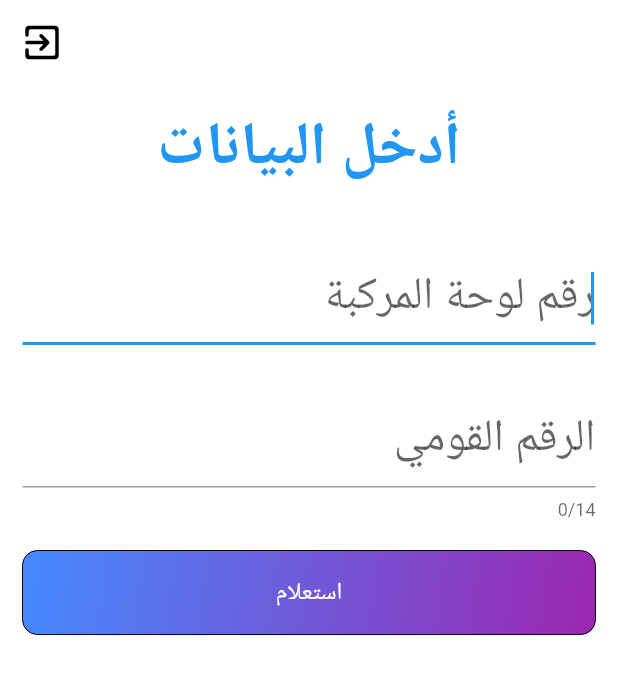
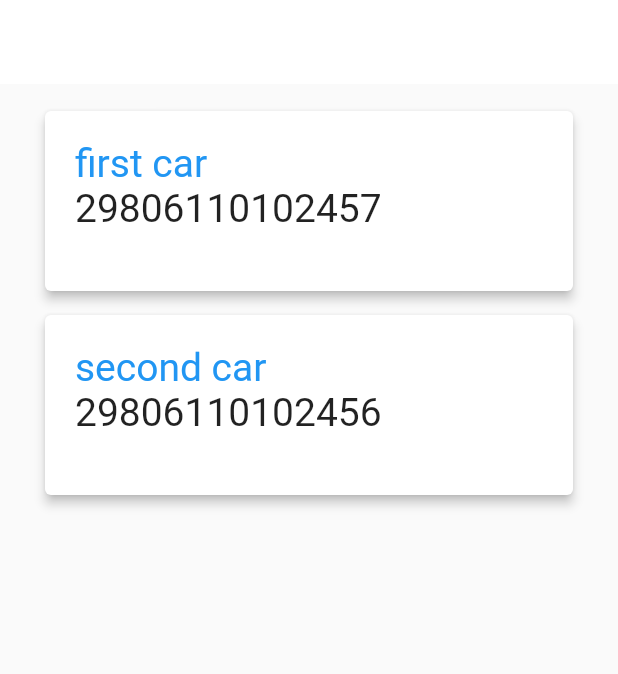
Before and after one commit to omar11698/highway_gates, a Flutter app: the screen it shows after launch, on a phone screen of 412 x 824 dp. Shown: the top 674 px of the screen. Run offline on Flutter 3.47's test engine with Material 2 defaults, Android fonts, the phone set to English and light mode, and no system bars; our stand-ins replace bloc, camera, cloud_firestore, dartz, date_time_picker, equatable and 8 more; missing offline and left inert: datepicker_dropdown, flutter_facebook_auth; accounts and stored records are empty.

Commit message:
last commit

```diff
--- a/lib/Authentication_feature/data/data_sources/firebase/firebase_auth.dart
+++ b/lib/Authentication_feature/data/data_sources/firebase/firebase_auth.dart
@@ -5,7 +5,6 @@ import 'package:flutter/cupertino.dart';
 import 'package:flutter_facebook_auth/flutter_facebook_auth.dart';
 import 'package:google_sign_in/google_sign_in.dart';
 import 'package:highway_gates/Authentication_feature/data/models/user_model.dart';
-import 'package:highway_gates/Core/DI/dependency_injection.dart';
 
 
 abstract class FirebaseAuthentication {
--- a/lib/Authentication_feature/presentation/pages/signup_screen.dart
+++ b/lib/Authentication_feature/presentation/pages/signup_screen.dart
@@ -3,9 +3,9 @@ import 'package:flutter_bloc/flutter_bloc.dart';
 import 'package:highway_gates/Authentication_feature/presentation/manager/signup_screen_bloc/signup_screen_bloc.dart';
 import 'package:highway_gates/Authentication_feature/presentation/widgets/default_button.dart';
 import 'package:highway_gates/Authentication_feature/presentation/widgets/login_textformfield.dart';
-import 'package:highway_gates/Core/DI/dependency_injection.dart';
 import 'package:highway_gates/Core/constants/colors.dart';
 import 'package:highway_gates/Core/router/navigation_router.dart';
+import '../../../Core/DI/dependency_injection.dart';
 import '../../../Core/constants/png_images.dart';
 import '../../../Core/constants/strings.dart';
 import '../widgets/google_facebook_card.dart';
--- a/lib/Core/DI/dependency_injection.dart
+++ b/lib/Core/DI/dependency_injection.dart
@@ -9,10 +9,14 @@ import 'package:highway_gates/Authentication_feature/domain/use_cases/login_with
 import 'package:highway_gates/Authentication_feature/domain/use_cases/signout_usecase.dart';
 import 'package:highway_gates/Authentication_feature/presentation/manager/login_screen_bloc/login_screen_bloc.dart';
 import 'package:highway_gates/Authentication_feature/presentation/manager/signup_screen_bloc/signup_screen_bloc.dart';
+import 'package:shared_preferences/shared_preferences.dart';
 
 final instance = GetIt.instance;
 Future<void> intiAppModule()async{
-
+  // shared preferences
+  final SharedPreferences prefs = await SharedPreferences.getInstance();
+  instance.registerLazySingleton<SharedPreferences>(
+          () =>prefs);
 // remote data source
   instance.registerLazySingleton<FirebaseAuthentication>(
           () =>FirebaseAuthImpl());
--- a/lib/Core/router/navigation_router.dart
+++ b/lib/Core/router/navigation_router.dart
@@ -7,6 +7,7 @@ import 'package:highway_gates/Authentication_feature/presentation/pages/onBoardi
 import 'package:highway_gates/Authentication_feature/presentation/pages/animation_screen.dart';
 import 'package:highway_gates/Authentication_feature/presentation/pages/splash_screen.dart';
 import 'package:highway_gates/Authentication_feature/presentation/pages/verification_screen.dart';
+import 'package:highway_gates/Traffic_Contraventions_feature/presentation/pages/my_vechiles_screen.dart';
 import 'package:highway_gates/Traffic_Contraventions_feature/presentation/pages/payment_screen.dart';
 import 'package:highway_gates/main.dart';
 
@@ -32,6 +33,7 @@ const String googleAuthRoute='/googleAuthRoute';
 /// traffic contraventions feature routes
 
 const String vehicleIdRoute='/vehicleIdRoute';
+const String myVehicleListRoute='/myVehicleListRoute';
 const String billingRoute='/billingRoute';
 const String paymentRoute='/paymentRoute';
 const String balanceRoute='/balanceRoute';
@@ -86,11 +88,13 @@ class NavigationRouter{
       case vehicleIdRoute:
         return MaterialPageRoute(builder: (_) => const VehicleIdScreen());
       case billingRoute:
-        return MaterialPageRoute(builder: (_) => const BillingScreen());
+        return MaterialPageRoute(builder: (_) => const BillingScreen(gharama: "400",));
       case paymentRoute:
         return MaterialPageRoute(builder: (_) => const PaymentScreen());
       case balanceRoute:
         return MaterialPageRoute(builder: (_) => const BalanceScreen(balance: "0.0 ",));
+      case myVehicleListRoute:
+        return MaterialPageRoute(builder: (_) => const MyVehicles());
       default:
         return MaterialPageRoute(
             builder: (_) => Scaffold(
--- /dev/null
+++ b/lib/Traffic_Contraventions_feature/data/models/vehicle.dart
@@ -0,0 +1,6 @@
+class VehicleModel{
+  String platteNumber;
+  String ownerNationalID;
+  VehicleModel({required this.platteNumber, required this.ownerNationalID});
+
+}
--- /dev/null
+++ b/lib/Traffic_Contraventions_feature/domain/entities/vehicle_entity.dart
@@ -0,0 +1,6 @@
+class Vehicle{
+  String platteNumber;
+  String ownerNationalID;
+  String gharama;
+  Vehicle({required this.platteNumber, required this.ownerNationalID, required this.gharama});
+}
--- a/lib/Traffic_Contraventions_feature/presentation/manager/balance_bloc/balance_state.dart
+++ b/lib/Traffic_Contraventions_feature/presentation/manager/balance_bloc/balance_state.dart
@@ -7,7 +7,6 @@ class BalanceInitial extends BalanceState {}
 class CalculatingBalance extends BalanceState{}
 class BalanceCalculationSuccess extends BalanceState {
   final String balance;
-
   BalanceCalculationSuccess({required this.balance,});
 }
 class BalanceCalculationFailed extends BalanceState {}
--- a/lib/Traffic_Contraventions_feature/presentation/manager/vehicle_id_bloc/vehicle_id_event.dart
+++ b/lib/Traffic_Contraventions_feature/presentation/manager/vehicle_id_bloc/vehicle_id_event.dart
@@ -8,3 +8,9 @@ class VehicleIdSearchEvent extends VehicleIdEvent{
 
   VehicleIdSearchEvent({required this.vehicleId,required this.nationalId});
 }
+class AddCarBtnClickedEvent extends VehicleIdEvent{
+  final String vehicleId;
+  final String nationalId;
+
+  AddCarBtnClickedEvent({required this.vehicleId,required this.nationalId});
+}
--- /dev/null
+++ b/lib/Traffic_Contraventions_feature/presentation/pages/my_vechiles_screen.dart
@@ -0,0 +1,87 @@
+import 'package:flutter/cupertino.dart';
+import 'package:flutter/material.dart';
+import 'package:flutter_bloc/flutter_bloc.dart';
+import 'package:highway_gates/Core/router/navigation_router.dart';
+import 'package:highway_gates/Traffic_Contraventions_feature/presentation/pages/billing_screen.dart';
+
+import '../../domain/entities/vehicle_entity.dart';
+import '../manager/vehicle_id_bloc/vehicle_id_bloc.dart';
+
+class MyVehicles extends StatefulWidget {
+  const MyVehicles({super.key});
+
+  @override
+  State<MyVehicles> createState() => _MyVehiclesState();
+}
+
+class _MyVehiclesState extends State<MyVehicles> {
+  List<Vehicle> listOfVehicles=[Vehicle(platteNumber: "first car ", ownerNationalID: "29806110102457", gharama: '200'),Vehicle(platteNumber: "second car", ownerNationalID: "29806110102456", gharama: '600'),];
+
+  @override
+  Widget build(BuildContext context) {
+    return Scaffold(
+      appBar: buildAppBar(),
+      // floatingActionButton: buildFloatingActionButton(),
+      body: CarsListWidget(listOfVehicles: listOfVehicles),
+    );
+  }
+
+  FloatingActionButton buildFloatingActionButton() {
+    return FloatingActionButton(onPressed: (){
+      listOfVehicles.add(Vehicle(platteNumber: "platteNumber", ownerNationalID: "ownerNationalID", gharama: "gharama"));
+      setState(() {
+
+      });
+
+      },child: const Icon(CupertinoIcons.plus),);
+  }
+
+  AppBar buildAppBar() => AppBar(
+        elevation: 0,
+        backgroundColor: Colors.white,
+      );
+}
+
+class CarsListWidget extends StatelessWidget {
+  const CarsListWidget({
+    super.key,
+    required this.listOfVehicles,
+  });
+
+  final List<Vehicle> listOfVehicles;
+
+  @override
+  Widget build(BuildContext context) {
+    return ListView.builder(
+      itemCount: listOfVehicles.length,
+      padding: const EdgeInsets.all(10),
+      itemBuilder: (BuildContext context, int index) {
+        return  ListTile(
+          onTap: (){
+            context.read<VehicleIdBloc>().add(
+                VehicleIdSearchEvent(
+                    vehicleId: listOfVehicles[index].platteNumber,
+                    nationalId: listOfVehicles[index].ownerNationalID));
+            Navigator.of(context).push(MaterialPageRoute(builder: (_)=>BillingScreen(gharama:listOfVehicles[index].gharama ,)));
+
+            },
+          title: Card(
+            elevation: 3,
+            child: Padding(
+              padding: const EdgeInsets.all(20.0),
+              child: Column(
+                crossAxisAlignment: CrossAxisAlignment.start,
+                children: [
+                  Text("${listOfVehicles[index].platteNumber}",style: TextStyle(fontSize: 26,color: Theme.of(context).primaryColor),),
+                  Text("${listOfVehicles[index].ownerNationalID}",style: TextStyle(fontSize: 26),),
+                  SizedBox(height: 20,),
+
+                ],
+              ),
+            ),
+          ),
+        );
+      },
+    );
+  }
+}
--- a/lib/main.dart
+++ b/lib/main.dart
@@ -1,13 +1,9 @@
 import 'package:camera/camera.dart';
 import 'package:flutter/material.dart';
 import 'package:flutter_bloc/flutter_bloc.dart';
-import 'package:highway_gates/Authentication_feature/presentation/manager/signup_screen_bloc/signup_screen_bloc.dart';
 import 'package:highway_gates/Core/MultiBlocProvidersList/MultiBlocProvidersList.dart';
-import 'package:highway_gates/Core/constants/text_styles.dart';
 import 'package:highway_gates/Core/firebase_options.dart';
-import 'package:highway_gates/Traffic_Contraventions_feature/presentation/manager/vehicle_id_bloc/vehicle_id_bloc.dart';
-import 'Authentication_feature/presentation/manager/first_screen_bloc/first_screen_bloc.dart';
-import 'Authentication_feature/presentation/manager/login_screen_bloc/login_screen_bloc.dart';
+import 'package:shared_preferences/shared_preferences.dart';
 import 'Core/DI/dependency_injection.dart';
 import 'Core/bloc_observer.dart';
 import 'Core/router/navigation_router.dart';
@@ -19,6 +15,7 @@ Future<void> main() async {
 
   /// fire base binding
   WidgetsFlutterBinding.ensureInitialized();
+  final  SharedPreferences prefs = await SharedPreferences.getInstance();
   await Firebase.initializeApp(options: DefaultFirebaseOptions.currentPlatform);
   await intiAppModule();
   Bloc.observer = MyGlobalObserver();
@@ -35,7 +32,7 @@ class MyApp extends StatelessWidget {
       child: MaterialApp(
         debugShowCheckedModeBanner: false,
         onGenerateRoute: NavigationRouter.generateRoute,
-        initialRoute: vehicleIdRoute,
+        initialRoute: myVehicleListRoute,
         title: 'Highway Gates',
         theme: ThemeData(
           primarySwatch: Colors.blue,
--- a/pubspec.yaml
+++ b/pubspec.yaml
@@ -53,6 +53,7 @@ dependencies:
   datepicker_dropdown: ^0.0.7+5
   camera: ^0.10.5+2
   scan: ^1.6.0
+  shared_preferences: ^2.2.0
 
 dev_dependencies:
   flutter_test:
```
Also changed, not shown: lib/Traffic_Contraventions_feature/presentation/manager/vehicle_id_bloc/vehicle_id_bloc.dart (+12 -0 lines), lib/Traffic_Contraventions_feature/presentation/pages/billing_screen.dart (+27 -22 lines), lib/Traffic_Contraventions_feature/presentation/pages/vechile_id_screen.dart (+9 -3 lines), pubspec.lock.
